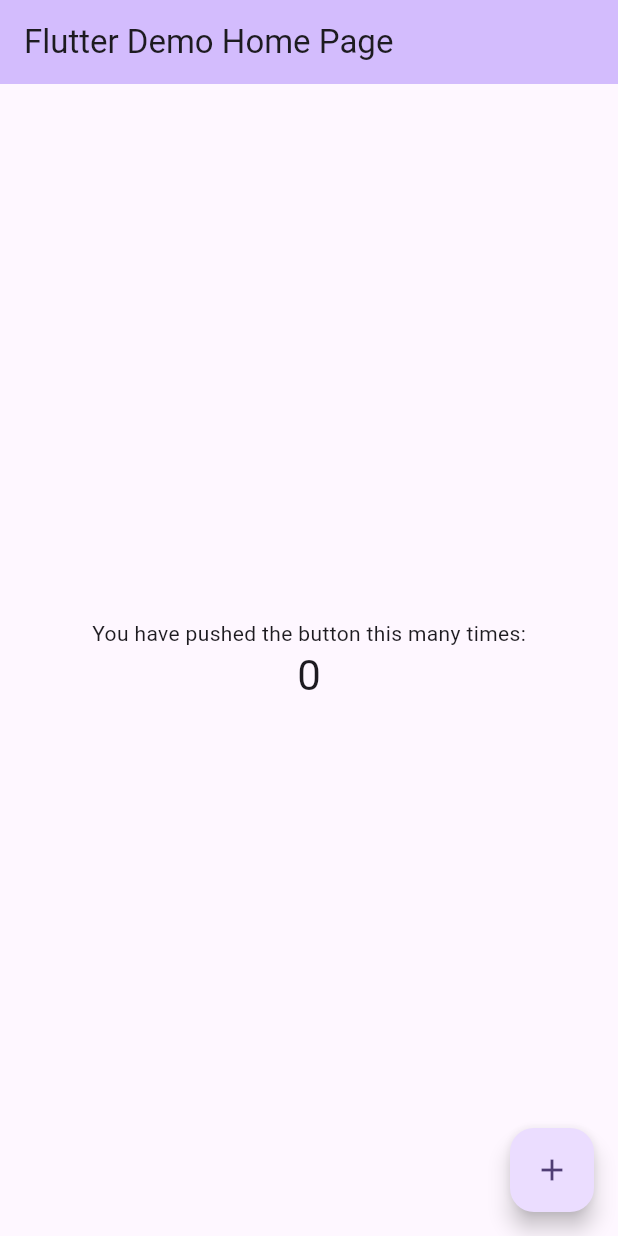
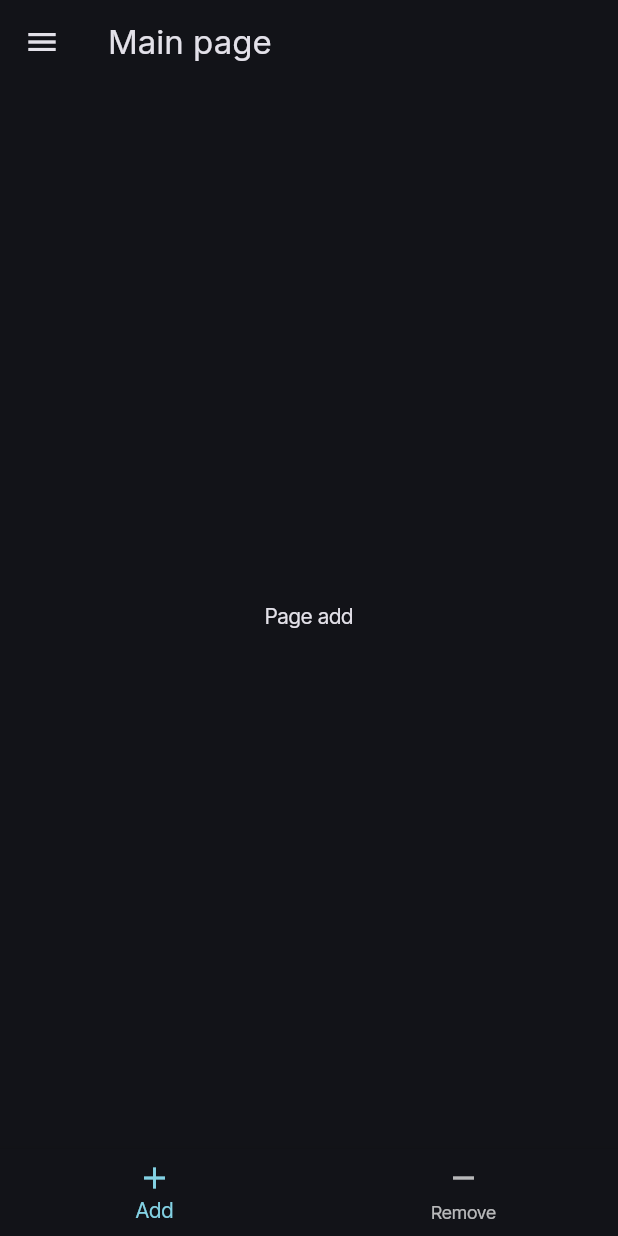
Before and after one commit to patezsidney/dio_challenge_app, a Flutter app: the screen it shows after launch, on a phone screen of 412 x 824 dp. Run offline on Flutter 3.47's test engine with Material 3 defaults, Android fonts, the light colour scheme and no system bars; our stand-ins replace google_fonts.

Commit message:
feat: add theme and main page with custom drawer

```diff
--- a/analysis_options.yaml
+++ b/analysis_options.yaml
@@ -21,6 +21,7 @@ linter:
   # `// ignore_for_file: name_of_lint` syntax on the line or in the file
   # producing the lint.
   rules:
+    - prefer_relative_imports
     # avoid_print: false  # Uncomment to disable the `avoid_print` rule
     # prefer_single_quotes: true  # Uncomment to enable the `prefer_single_quotes` rule
 
--- a/lib/main.dart
+++ b/lib/main.dart
@@ -1,4 +1,8 @@
 import 'package:flutter/material.dart';
+
+import 'pages/home.dart';
+import 'theme/theme.dart';
+import 'theme/fonts.dart';
 
 void main() {
   runApp(const MyApp());
@@ -9,60 +13,16 @@ class MyApp extends StatelessWidget {
 
   @override
   Widget build(BuildContext context) {
+    // final brightness = View.of(context).platformDispatcher.platformBrightness;
+    TextTheme textTheme = createTextTheme(context, "Inter Tight", "Inter");
+    MaterialTheme theme = MaterialTheme(textTheme);
     return MaterialApp(
-      title: 'Flutter Demo',
-      theme: ThemeData(
-        colorScheme: ColorScheme.fromSeed(seedColor: Colors.deepPurple),
-        useMaterial3: true,
-      ),
-      home: const MyHomePage(title: 'Flutter Demo Home Page'),
+      debugShowCheckedModeBanner: false,
+      title: 'DIO Challenge App',
+      // TODO: change to automatic
+      // theme: brightness == Brightness.light ? theme.light() : theme.dark(),
+      theme: theme.dark(),
+      home: const HomePage(),
     );
   }
 }
-
-class MyHomePage extends StatefulWidget {
-  const MyHomePage({super.key, required this.title});
-  final String title;
-
-  @override
-  State<MyHomePage> createState() => _MyHomePageState();
-}
-
-class _MyHomePageState extends State<MyHomePage> {
-  int _counter = 0;
-
-  void _incrementCounter() {
-    setState(() {
-      _counter++;
-    });
-  }
-
-  @override
-  Widget build(BuildContext context) {
-    return Scaffold(
-      appBar: AppBar(
-        backgroundColor: Theme.of(context).colorScheme.inversePrimary,
-        title: Text(widget.title),
-      ),
-      body: Center(
-        child: Column(
-          mainAxisAlignment: MainAxisAlignment.center,
-          children: <Widget>[
-            const Text(
-              'You have pushed the button this many times:',
-            ),
-            Text(
-              '$_counter',
-              style: Theme.of(context).textTheme.headlineMedium,
-            ),
-          ],
-        ),
-      ),
-      floatingActionButton: FloatingActionButton(
-        onPressed: _incrementCounter,
-        tooltip: 'Increment',
-        child: const Icon(Icons.add),
-      ),
-    );
-  }
-}
--- /dev/null
+++ b/lib/pages/home.dart
@@ -0,0 +1,56 @@
+import 'package:flutter/material.dart';
+
+import '../shared/widgets/custom_drawer.dart';
+
+
+class HomePage extends StatefulWidget {
+  const HomePage({super.key});
+
+  @override
+  State<HomePage> createState() => _HomePageState();
+}
+
+class _HomePageState extends State<HomePage> {
+  PageController mainPageController = PageController(initialPage: 0);
+  int pageIndex = 0;
+  @override
+  Widget build(BuildContext context) {
+    return Scaffold(
+      appBar: AppBar(
+        title: const Text("Main page"),
+      ),
+      drawer: const SafeArea(child: CustomDrawer()),
+      body: SafeArea(
+        child: Column(
+          children: [
+            Expanded(child: PageView(
+              controller: mainPageController,
+              onPageChanged: (int pageId) => setState(() {
+                pageIndex = pageId;
+              }),
+              children: const [
+                Center(child: Text("Page add"),),
+                Center(child: Text("Page remove"))
+              ],
+            ))
+          ],
+        ),
+      ),
+      bottomNavigationBar: BottomNavigationBar(
+        type: BottomNavigationBarType.fixed,
+        onTap: (int pageId) => mainPageController.jumpToPage(pageId),
+        currentIndex: pageIndex,
+        items: const [
+          BottomNavigationBarItem(
+              icon: Icon(Icons.add),
+            label: "Add"
+          ),
+          BottomNavigationBarItem(
+              icon: Icon(Icons.remove),
+            label: "Remove"
+          )
+        ],
+      ),
+    );
+  }
+}
--- /dev/null
+++ b/lib/theme/fonts.dart
@@ -0,0 +1,22 @@
+import "package:flutter/material.dart";
+import "package:google_fonts/google_fonts.dart";
+
+TextTheme createTextTheme(
+    BuildContext context, String bodyFontString, String displayFontString) {
+  TextTheme baseTextTheme = Theme.of(context).textTheme;
+  TextTheme bodyTextTheme = GoogleFonts.getTextTheme(
+      bodyFontString, baseTextTheme
+  );
+  TextTheme displayTextTheme = GoogleFonts.getTextTheme(
+      displayFontString, baseTextTheme
+  );
+  TextTheme textTheme = displayTextTheme.copyWith(
+    bodyLarge: bodyTextTheme.bodyLarge,
+    bodyMedium: bodyTextTheme.bodyMedium,
+    bodySmall: bodyTextTheme.bodySmall,
+    labelLarge: bodyTextTheme.labelLarge,
+    labelMedium: bodyTextTheme.labelMedium,
+    labelSmall: bodyTextTheme.labelSmall,
+  );
+  return textTheme;
+}
--- a/pubspec.yaml
+++ b/pubspec.yaml
@@ -35,6 +35,7 @@ dependencies:
   # The following adds the Cupertino Icons font to your application.
   # Use with the CupertinoIcons class for iOS style icons.
   cupertino_icons: ^1.0.6
+  google_fonts: ^6.2.1
 
 dev_dependencies:
   flutter_test:
```
Also changed, not shown: lib/shared/widgets/custom_drawer.dart (added, +83 -0 lines), lib/theme/theme.dart (added, +388 -0 lines), pubspec.lock.
